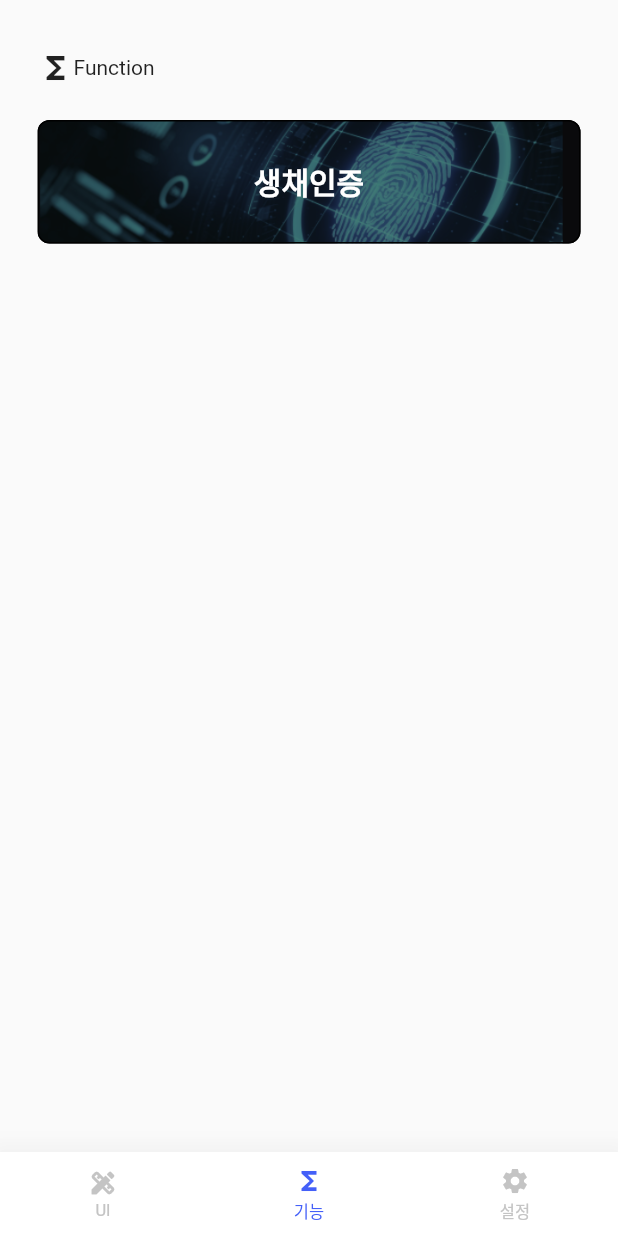
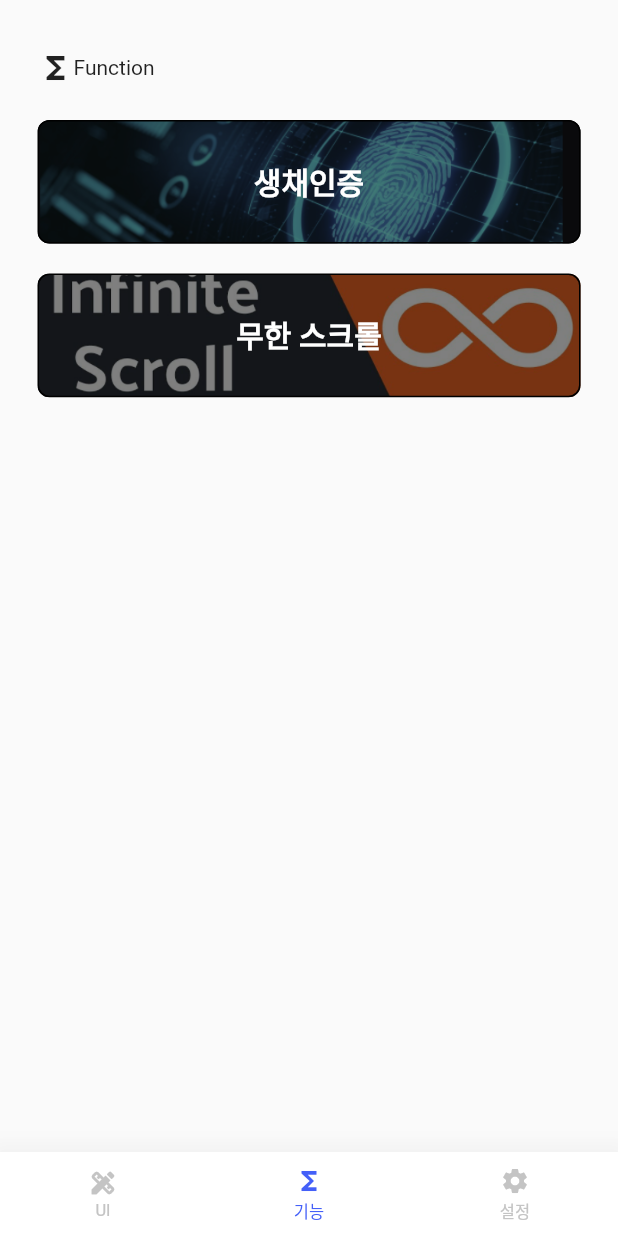
Before and after one commit to workingscorpion/flutter-revolution, a Flutter app: the screen it shows after launch, item 2 of the bottom bar chosen, on a phone screen of 412 x 824 dp. Run offline on Flutter 3.47's test engine with Material 2 defaults, Android fonts, the phone set to English and light mode, and no system bars; drawn by our look-alikes of sticky_headers; our stand-ins replace flutter_mobx, flutter_svg, fluttertoast, local_auth, mobx; generated files the repository leaves out were written again.

Commit message:
feat: infinite Scroll(진행중)

```diff
--- a/lib/appRouter.dart
+++ b/lib/appRouter.dart
@@ -1,4 +1,5 @@
 import 'package:revolution/constants/routeNames.dart';
+import 'package:revolution/pages/function/infiniteScroll.dart';
 import 'package:revolution/pages/home/home.dart';
 import 'package:revolution/pages/splash.dart';
 import 'package:revolution/pages/ui/progress.dart';
@@ -41,6 +42,12 @@ class AppRouter {
           builder: (BuildContext context) => TicketPage(),
         );
 
+      case RouteNames.InfiniteScroll:
+        return CupertinoPageRoute(
+          settings: settings,
+          builder: (BuildContext context) => InfiniteScrollPage(),
+        );
+
       default:
         return CupertinoPageRoute(
           settings: settings,
@@ -71,4 +78,8 @@ class AppRouter {
   static toTicketPage() {
     return Navigator.of(context).pushNamed(RouteNames.Ticket);
   }
+
+  static toInifiteScrollPage() {
+    return Navigator.of(context).pushNamed(RouteNames.InfiniteScroll);
+  }
 }
--- /dev/null
+++ b/lib/components/buttons/infiniteScroll.dart
@@ -0,0 +1,16 @@
+import 'package:revolution/appRouter.dart';
+import 'package:revolution/components/buttons/customButton.dart';
+import 'package:flutter/material.dart';
+
+class InfiniteScrollButton extends StatelessWidget {
+  const InfiniteScrollButton({Key key}) : super(key: key);
+
+  @override
+  Widget build(BuildContext context) {
+    return CustomButton(
+      text: '무한 스크롤',
+      image: 'assets/home/infiniteScroll.png',
+      onTap: () => AppRouter.toInifiteScrollPage(),
+    );
+  }
+}
--- a/lib/constants/routeNames.dart
+++ b/lib/constants/routeNames.dart
@@ -6,4 +6,5 @@ class RouteNames {
   static const String Progress = '/progress';
   static const String ProgressIndicator = '/progress-indicator';
   static const String Ticket = '/ticket';
+  static const String InfiniteScroll = '/infinite';
 }
--- /dev/null
+++ b/lib/model/listItem.dart
@@ -0,0 +1,5 @@
+class ListItem {
+  final String title;
+
+  ListItem({this.title});
+}
--- a/lib/pages/home/function.dart
+++ b/lib/pages/home/function.dart
@@ -1,5 +1,6 @@
 import 'package:revolution/components/buttons/bioAuth.dart';
 import 'package:flutter/material.dart';
+import 'package:revolution/components/buttons/infiniteScroll.dart';
 import 'package:sticky_headers/sticky_headers.dart';
 
 class FunctionPage extends StatefulWidget {
@@ -33,6 +34,7 @@ class _FunctionPageState extends State<FunctionPage> {
               shrinkWrap: true,
               children: [
                 BioAuthButton(),
+                InfiniteScrollButton(),
               ],
             ),
           ),
--- a/lib/pages/home/ui.dart
+++ b/lib/pages/home/ui.dart
@@ -37,6 +37,9 @@ class _UIPageState extends State<UIPage> {
                 ProgressBarButton(),
                 ProgressIndicatorButton(),
                 TicketButton(),
+                // TODO: 토스트 자체 제작
+                // TODO: snackbar
+                // TODO: 성공, 실패  마스크 아이콘
               ],
             ),
           ),
```
Also changed, not shown: lib/pages/function/infiniteScroll.dart (added, +70 -0 lines), lib/store/infiniteScrollStore.dart (added, +41 -0 lines), assets/home/infiniteScroll.png (added), lib/store/infiniteScrollStore.g.dart (added).
